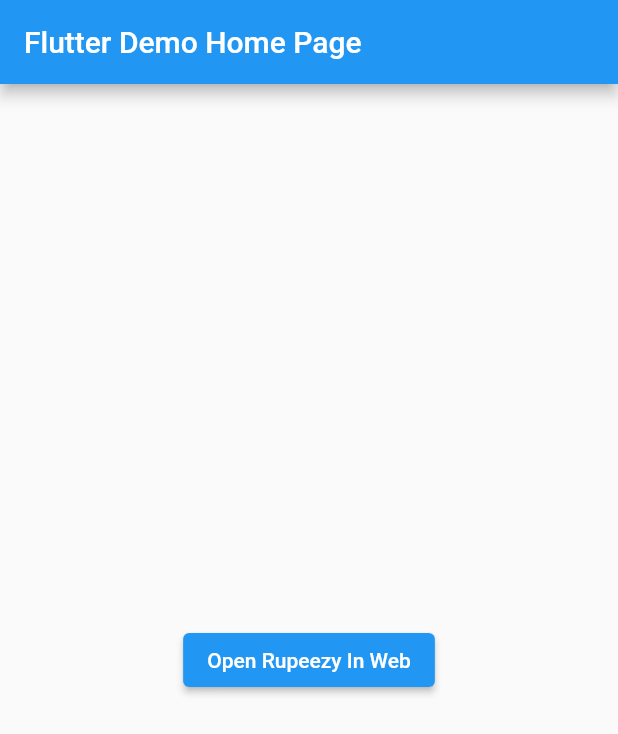
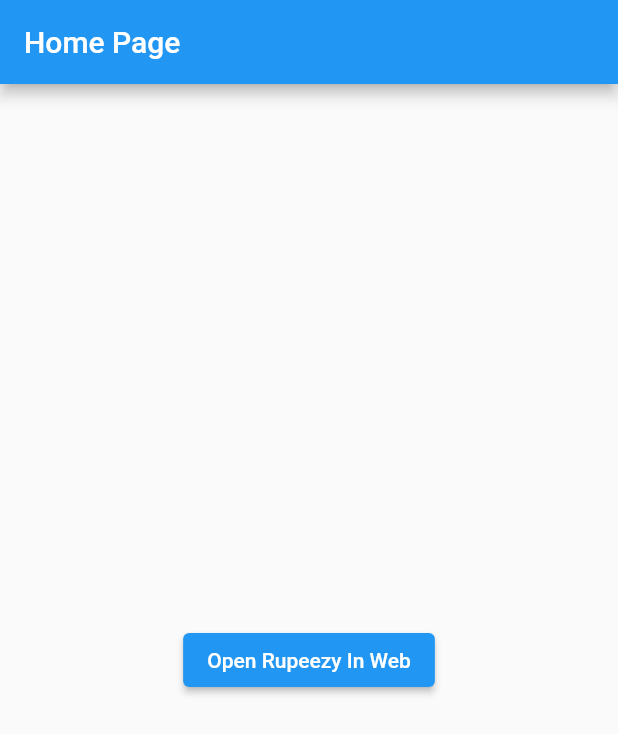
Before and after one commit to GouthamMurali03/rupeezy, a Flutter app: the screen it shows after launch, on a phone screen of 412 x 824 dp. Shown: the top 734 px of the screen. Run offline on Flutter 3.47's test engine with Material 2 defaults, Android fonts, the phone set to English and light mode, and no system bars; missing offline and left inert: flutter_inappwebview.

Commit message:
App title changed

```diff
--- a/lib/main.dart
+++ b/lib/main.dart
@@ -13,11 +13,11 @@
   @override
   Widget build(BuildContext context) {
     return MaterialApp(
-      title: 'Flutter Demo',
+      title: 'Rupeezy',
       theme: ThemeData(
         primarySwatch: Colors.blue,
       ),
-      home: const MyHomePage(title: 'Flutter Demo Home Page'),
+      home: const MyHomePage(title: 'Home Page'),
     );
   }
 }
```
